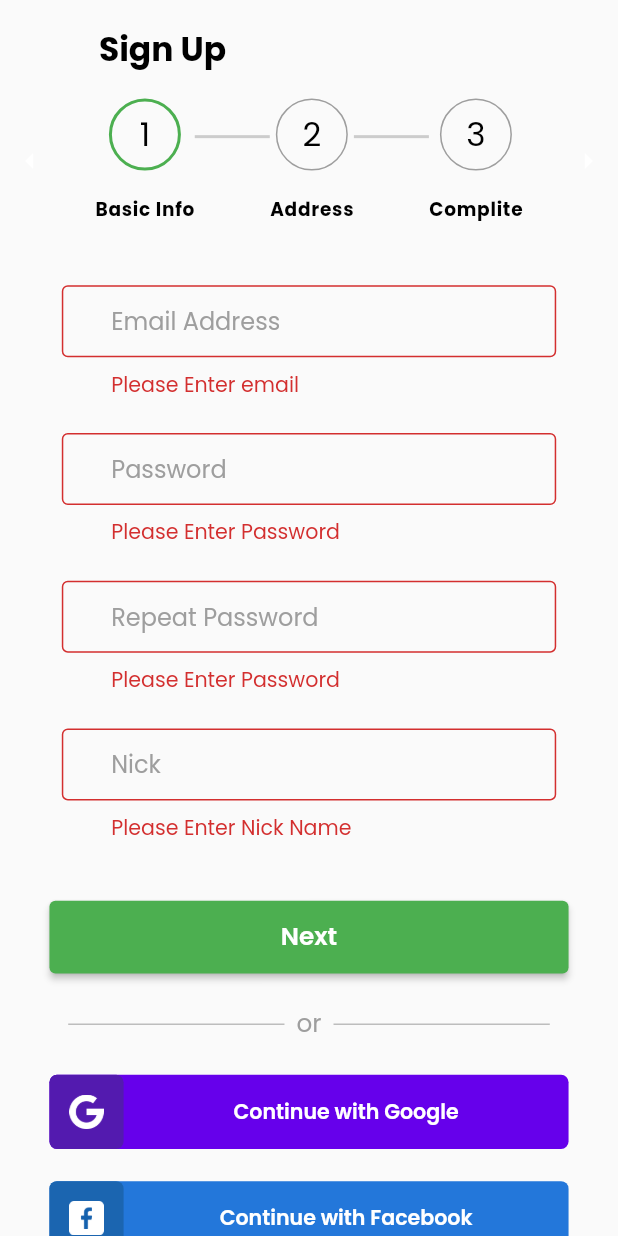
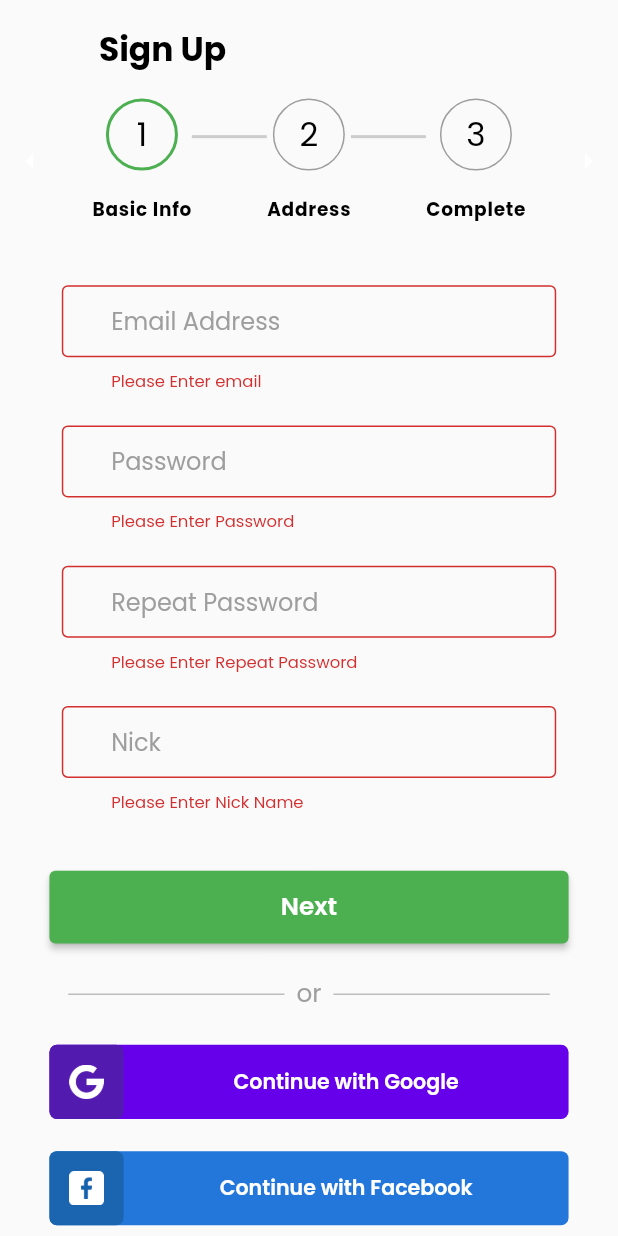
Before and after one commit to avaiyakirtib/FlutterStapper-, a Flutter app: the screen it shows after launch, after a tap on "Next", on a phone screen of 412 x 824 dp. Run offline on Flutter 3.47's test engine with Material 2 defaults, Android fonts, the phone set to English and light mode, and no system bars; our stand-ins replace get, google_fonts, lottie, toast.

Commit message:
Minor UI fixes

```diff
--- a/lib/Commons/common_widgets.dart
+++ b/lib/Commons/common_widgets.dart
@@ -15,6 +15,7 @@ Widget appField(
       bool enabled = true,
       bool obscureText = false,
       Widget? last,
+      int? maxlength,
       IconData? icon,
       IconData? surfix,
       Function()? surfixTap,
@@ -31,10 +32,12 @@ Widget appField(
         style:  GoogleFonts.poppins(
           textStyle: const TextStyle(color:black,fontWeight: FontWeight.w600),
         ),
+        maxLength:maxlength,
         decoration: InputDecoration(
+          counterText: "",
           contentPadding:  EdgeInsets.only(left: w.w8),
           errorStyle:  TextStyle(
-            fontSize:sp.sp10,
+            fontSize:sp.sp8,
           ),
           suffixIcon: InkWell(onTap: surfixTap, child: Icon(surfix)),
           border:  const OutlineInputBorder(
--- a/lib/Commons/fieldvalidator.dart
+++ b/lib/Commons/fieldvalidator.dart
@@ -19,11 +19,13 @@ String? validateEmail(String? value) {
 String? validatePassword(String? value) {
   if (value!.toString().trim().isEmpty) return "Please Enter Password";
 
-  if (value.toString().trim().length < 9) {
+  if (value.toString().trim().length < 8) {
     return 'Password must be more than 8 charater';
   }
   return null;
 }
+
+
 
 String? validateCity(String? value) {
   if (value!.toString().trim().isEmpty) return "Please Enter City Name";
--- a/lib/Screens/Form/Widgets/address.dart
+++ b/lib/Screens/Form/Widgets/address.dart
@@ -45,8 +45,10 @@ class _AddressScreenState extends State<AddressScreen> {
               validator: validateCity
               ),
               appField( 'Postal code',
+
                 postalcodepasscontroller,
                 TextInputType.number,
+              maxlength: 6,
               validator: validatePostal
               ),
               appField( 'Country',
--- a/lib/Screens/Form/Widgets/basicInfo.dart
+++ b/lib/Screens/Form/Widgets/basicInfo.dart
@@ -54,7 +54,15 @@ class _BasicInfoScreenState extends State<BasicInfoScreen> {
                     repeatpasscontroller,
                     TextInputType.text,
                     obscureText: true,
-                    validator: validatePassword,
+                    validator:  (val){
+                      if(val!.isEmpty) {
+                        return "Please Enter Repeat Password";
+                      }
+                      if(val != passcontroller.text) {
+                        return 'Password Not Match';
+                      }
+                      return null;
+                    },
                 ),
                 appField( 'Nick',
                     nickcontroller,
--- a/lib/Screens/Form/signup_form.dart
+++ b/lib/Screens/Form/signup_form.dart
@@ -117,19 +117,9 @@ class _SignupFormState extends State<SignupForm> {
           if (formKeys[activeStep]
               .currentState!
               .validate()) {
-              if(activeStep==1){
-                Timer(const Duration(seconds: 3), () {
-                  setState(() {
-                    isLoad=true;
-                    activeStep++;
-                    isLoad=false;
-                  });
-                });
-              }else{
+              if(activeStep<2){
                 setState(() {
-                  isLoad=true;
                   activeStep++;
-                  isLoad=false;
                 });
               }
           }
@@ -142,7 +132,7 @@ class _SignupFormState extends State<SignupForm> {
                 fontSize: sp.sp12,
                 fontWeight: FontWeight.w600),
           ),),
-        child:activeStep != 2 ?isLoad==true?CircularProgressIndicator(color: white):Text( "Next" ):Text("Verify Email"),
+        child:Text( activeStep == 2 ?"Verify Email":"Next" )
       ),
     );
   }
--- a/lib/steepper/src/first_stepper/core/base_indicator.dart
+++ b/lib/steepper/src/first_stepper/core/base_indicator.dart
@@ -37,6 +37,7 @@ class BaseIndicator extends StatelessWidget {
   final double margin;
 
   final BoxBorder? border;
+  final double? lablePadding;
 
   BaseIndicator({
     this.isSelected = false,
@@ -45,6 +46,7 @@ class BaseIndicator extends StatelessWidget {
     this.lable,
     this.onPressed,
     this.color,
+    this.lablePadding,
     this.activeColor,
     this.activeBorderColor,
     this.unactiveBorderColor,
@@ -63,7 +65,7 @@ class BaseIndicator extends StatelessWidget {
           onTap: onPressed as void Function()?,
           child: child
         ),
-        SizedBox(height: h.h2,),
+        SizedBox(height:lablePadding?? h.h2,),
         Text(lable!,style:TextStyle(color: black,
             fontSize: sp.sp9,
             fontWeight: FontWeight.bold,
--- a/lib/steepper/src/first_stepper/core/base_stepper.dart
+++ b/lib/steepper/src/first_stepper/core/base_stepper.dart
@@ -12,7 +12,7 @@ typedef OnStepReached = void Function(int index);
 class BaseStepper extends StatefulWidget {
   /// Each child defines a step. Hence, total number of children determines the total number of steps.
   final List<Widget>? children;
-  final List<String>? lablelist =["Basic Info","Address","Complite"];
+  final List<String>? lablelist =["Basic Info","Address","Complete"];
 
   /// Whether to enable or disable the next and previous buttons.
   final bool nextPreviousButtonsDisabled;
@@ -261,7 +261,7 @@ class _BaseStepperState extends State<BaseStepper> {
       radius: widget.stepRadius,
       padding: widget.padding,
       margin: widget.margin,
-
+      lablePadding: _selectedIndex > index?h.h1+2:h.h2,
 
       lable: widget.lablelist![index],
       activeBorderWidth: widget.activeStepBorderWidth,
```
